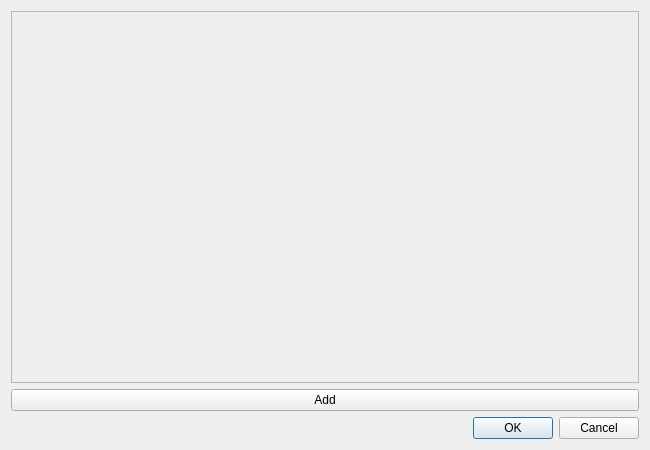
daitenshionyan/vrfbcalc-cpp, file src/view/celleffconfigpopup.ui: the form before one commit.
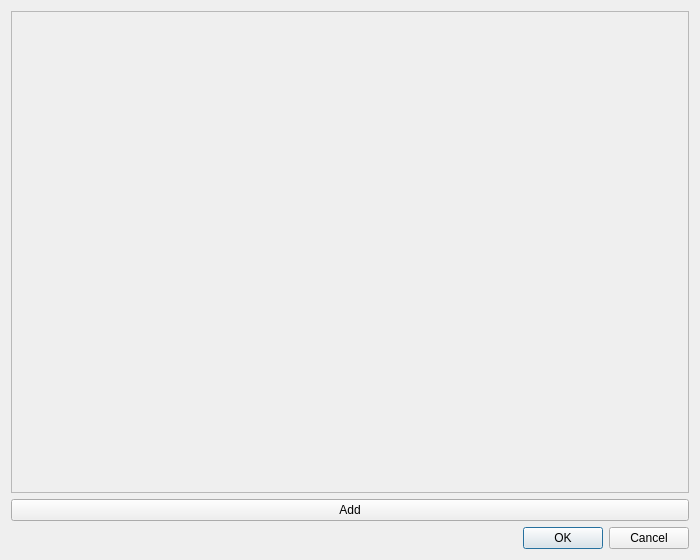
The form after the commit.

```diff
--- a/src/view/celleffconfigpopup.ui
+++ b/src/view/celleffconfigpopup.ui
@@ -6,8 +6,8 @@
    <rect>
     <x>0</x>
     <y>0</y>
-    <width>650</width>
-    <height>450</height>
+    <width>700</width>
+    <height>560</height>
    </rect>
   </property>
   <property name="windowTitle">
@@ -24,11 +24,14 @@
        <rect>
         <x>0</x>
         <y>0</y>
-        <width>630</width>
-        <height>370</height>
+        <width>680</width>
+        <height>480</height>
        </rect>
       </property>
       <layout class="QVBoxLayout" name="verticalLayout_3">
+       <property name="spacing">
+        <number>0</number>
+       </property>
        <item>
         <widget class="QWidget" name="entriesArea" native="true">
          <layout class="QVBoxLayout" name="verticalLayout_2">
@@ -50,6 +53,16 @@
          </layout>
         </widget>
        </item>
+       <item>
+        <widget class="QWidget" name="fillerWidget" native="true">
+         <property name="sizePolicy">
+          <sizepolicy hsizetype="Preferred" vsizetype="Expanding">
+           <horstretch>0</horstretch>
+           <verstretch>0</verstretch>
+          </sizepolicy>
+         </property>
+        </widget>
+       </item>
       </layout>
      </widget>
     </widget>
```
